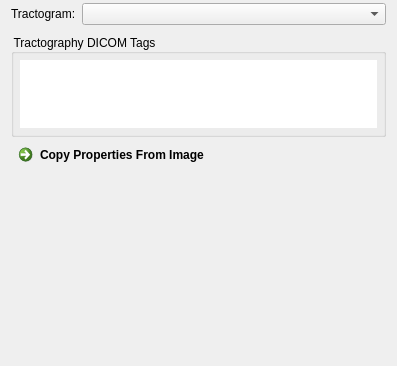
First picture: the form in Plugins/org.mitk.gui.qt.diffusionimaging.controls/src/internal/QmitkDicomTractogramTagEditorViewControls.ui, repository MIC-DKFZ/MITK-Diffusion, before the edit.
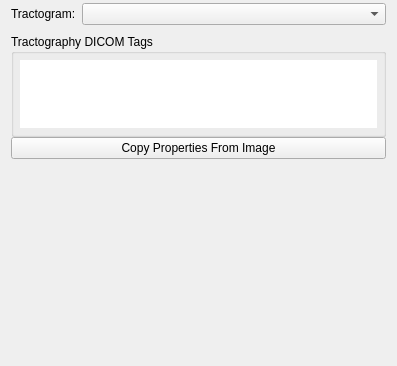
Second picture: the form after the edit. Custom widgets are drawn as their Qt base class.

Commit message: Use theme-conform buttons and styles in views

```diff
--- a/Plugins/org.mitk.gui.qt.diffusionimaging.controls/src/internal/QmitkDicomTractogramTagEditorViewControls.ui
+++ b/Plugins/org.mitk.gui.qt.diffusionimaging.controls/src/internal/QmitkDicomTractogramTagEditorViewControls.ui
@@ -19,15 +19,6 @@
   <property name="windowTitle">
    <string>QmitkTemplate</string>
   </property>
-  <property name="styleSheet">
-   <string>QCommandLinkButton:disabled {
-  border: none;
-}
-
-QGroupBox {
-  background-color: transparent;
-}</string>
-  </property>
   <layout class="QGridLayout" name="gridLayout_2">
    <property name="topMargin">
     <number>3</number>
@@ -133,7 +124,7 @@
     </spacer>
    </item>
    <item row="2" column="0">
-    <widget class="QCommandLinkButton" name="m_CopyPropsButton">
+    <widget class="QPushButton" name="m_CopyPropsButton">
      <property name="toolTip">
       <string>Copies patient, study, series, SOP instance and class and frame of reference UIDs of the image selected in the Data Manager to the tractogram selected in this view. Tags the image lacks are left unchanged.</string>
      </property>
```
The commit also changes 36 other files.
